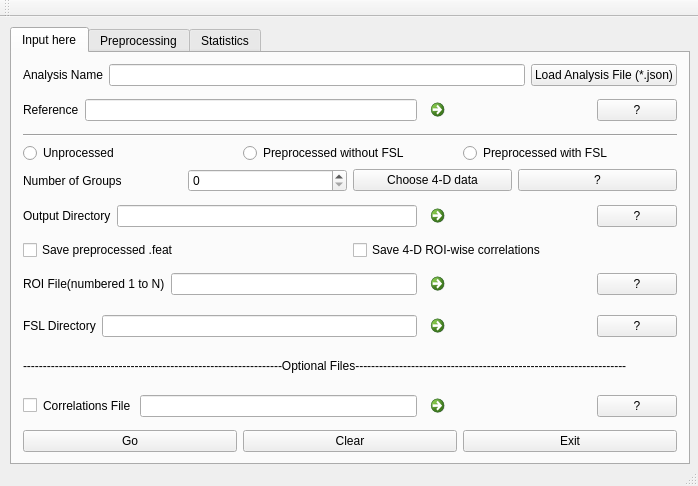
Old version of the form funcConnGUI/mainwindow.ui in the repository singlakdeepak/funcConn.
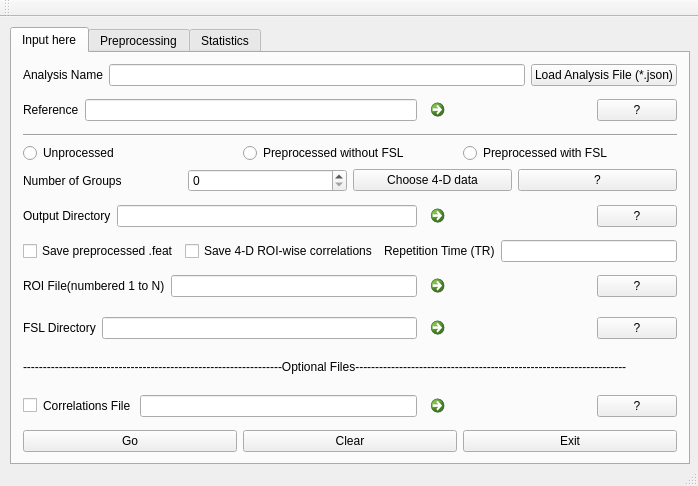
New version of the form. The open tabs and pages were chosen to show the change.

```diff
--- a/funcConnGUI/mainwindow.ui
+++ b/funcConnGUI/mainwindow.ui
@@ -202,6 +202,16 @@
           </property>
          </widget>
         </item>
+        <item>
+         <widget class="QLabel" name="label_13">
+          <property name="text">
+           <string>Repetition Time (TR)</string>
+          </property>
+         </widget>
+        </item>
+        <item>
+         <widget class="QLineEdit" name="lineEdit_TR"/>
+        </item>
        </layout>
       </item>
       <item>
```
Left out of the diff: 6 changed lines with no effect on the pictures.
